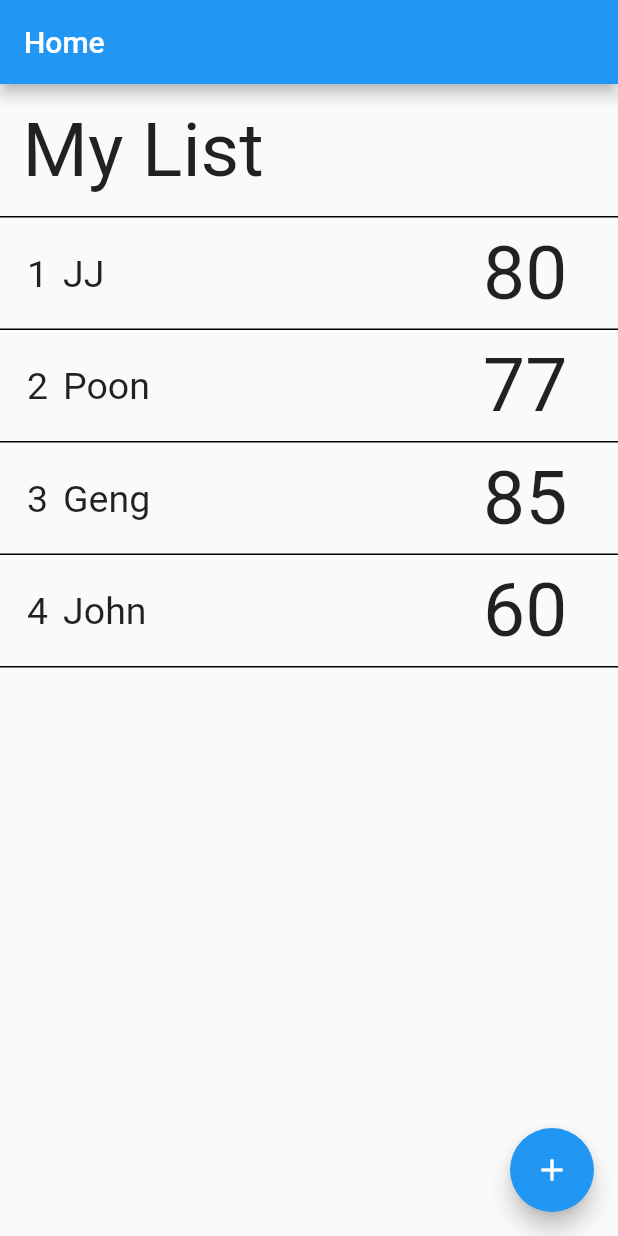
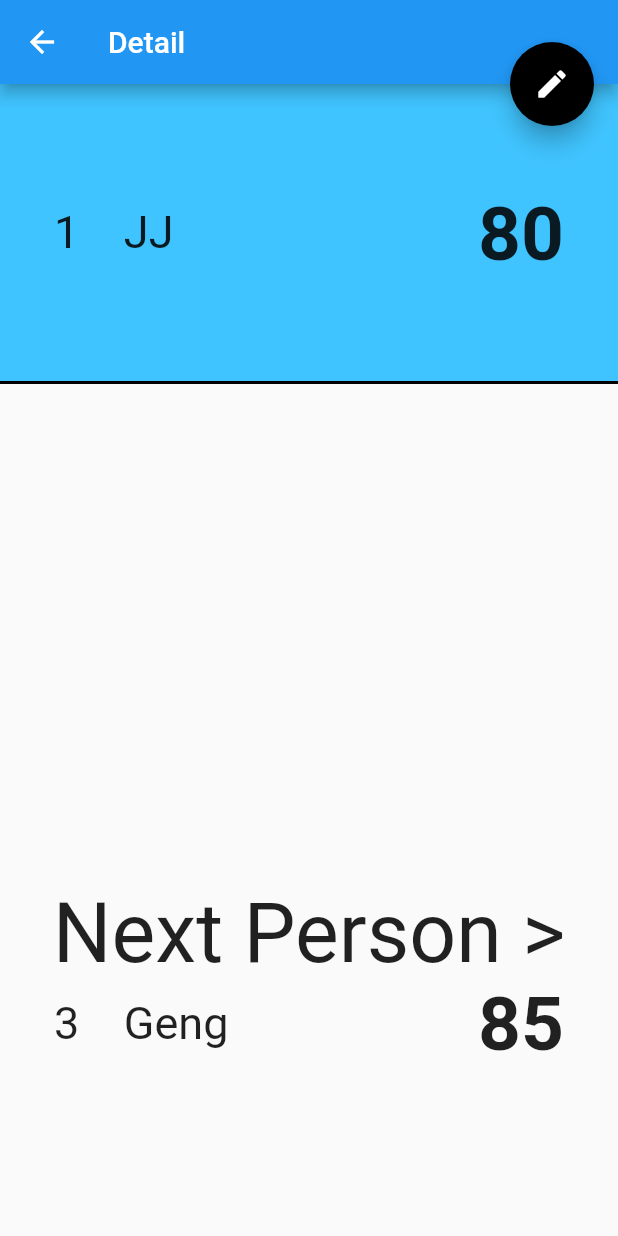
Before and after one commit to Pasitto/Flutter_Exam, a Flutter app: the screen it shows after launch, after a tap on an icon or button, on a phone screen of 412 x 824 dp. Run offline on Flutter 3.47's test engine with Material 2 defaults, Android fonts, the phone set to English and light mode, and no system bars.

Commit message:
completed detail screen

```diff
--- a/lib/config/routes.dart
+++ b/lib/config/routes.dart
@@ -1,5 +1,4 @@
 class AppRoutes{
-
   static const home = '/';
   static const detail = '/detail';
   static const edit = '/edit';
--- a/lib/data/person.dart
+++ b/lib/data/person.dart
@@ -9,5 +9,5 @@ List<Person> person = [
   Person('JJ', 80),
   Person('Poon', 77),
   Person('Geng', 85),
-  Person('John', 60)
+  Person('John', 60),
 ];
--- a/lib/main.dart
+++ b/lib/main.dart
@@ -22,7 +22,7 @@ class MyApp extends StatelessWidget {
 }
 
 Route _registerRWP(RouteSettings settings){
-  if(settings.arguments == AppRoutes.detail){
+  if(settings.name == AppRoutes.detail){
     return MaterialPageRoute(builder: (context){
         DetailParameter param = settings.arguments;
         return DetailScreen(param.person_id);
--- a/lib/screen/detail_screen.dart
+++ b/lib/screen/detail_screen.dart
@@ -1,5 +1,30 @@
 import 'package:flutter/material.dart';
+import 'package:flutter_exam/config/routes.dart';
 import 'package:flutter_exam/data/person.dart';
+
+int findNext(int cur_id){
+  int find_id, min, temp;
+  bool flag = false;
+  List<int> scoredif = [];
+  for(int i=0; i<person.length; i++){
+    temp = person[i].score - person[cur_id].score;
+    if(temp > 0){
+      min = temp;
+      flag = true;
+    }
+    scoredif.add(temp);
+  }
+  if(!flag)
+    return -1;
+
+  for(int i=0; i<person.length; i++){
+    if(min >= scoredif[i] && scoredif[i] > 0){
+      min = scoredif[i];
+      find_id = i;
+    }
+  }
+  return find_id;
+}
 
 class DetailParameter{
   final int person_id;
@@ -15,10 +40,83 @@ class DetailScreen extends StatefulWidget {
 }
 
 class _DetailScreenState extends State<DetailScreen> {
+
+  int next_id;
+  @override
+  void initState() {
+    super.initState();
+    next_id = findNext(widget.person_id);
+  }
+
   @override
   Widget build(BuildContext context) {
-    return Container(
-      child: Text(person[widget.person_id].name),
+    return Scaffold(
+      appBar: AppBar(
+        title: const Text('Detail'),
+      ),
+      body: Center(
+        child: Column(
+          children: <Widget>[
+            Container(
+              height: 200,
+              padding: EdgeInsets.all(20.0),
+              alignment: Alignment.centerLeft,
+              decoration: BoxDecoration(
+                color: Colors.lightBlueAccent,
+                border: Border(
+                  bottom: BorderSide(width: 2.0),
+                ),
+              ),
+              child: ListTile(
+                title: Text(
+                  (widget.person_id + 1).toString() + '    ' + person[widget.person_id].name,
+                  style: TextStyle(fontSize: 30.0),
+                ),
+                trailing: Text(
+                  person[widget.person_id].score.toString(),
+                  style: TextStyle(fontSize: 50.0, fontWeight: FontWeight.bold),
+                ),
+              ),
+            ),
+            Container(
+              height: MediaQuery.of(context).size.height - 350,
+              padding: EdgeInsets.all(20.0),
+              alignment: Alignment.bottomLeft,
+              child: Column(
+                mainAxisAlignment: MainAxisAlignment.end,
+                children: <Widget>[
+                  Text(
+                    'Next Person >',
+                    style: TextStyle(fontSize: 55.0),
+                  ),
+                  this.next_id != -1 ?
+                  ListTile(
+                    title: Text(
+                      (this.next_id + 1).toString() + '    ' + person[this.next_id].name,
+                      style: TextStyle(fontSize: 30.0),
+                    ),
+                    trailing: Text(
+                      person[this.next_id].score.toString(),
+                      style: TextStyle(fontSize: 50.0, fontWeight: FontWeight.bold),
+                    ),
+                    onTap: () => {Navigator.of(context).pushNamed(AppRoutes.detail, arguments: DetailParameter(this.next_id))},
+                  )
+                  : Text(
+                    "don't have a greater than score",
+                    style: TextStyle(fontSize: 25.0, color: Colors.red),
+                  ),
+                ],
+              )
+            ),
+          ]
+        ),
+      ),
+      floatingActionButton: FloatingActionButton(
+        backgroundColor: Colors.black,
+        child: Icon(Icons.edit),
+        onPressed: () => {},
+      ),
+      floatingActionButtonLocation: FloatingActionButtonLocation.endTop,
     );
   }
 }
--- a/lib/screen/home_screen.dart
+++ b/lib/screen/home_screen.dart
@@ -14,6 +14,7 @@ class HomeScreen extends StatelessWidget {
         child: Column(
           children: <Widget>[
             Container(
+              height: 150,
               padding: EdgeInsets.all(15.0),
               alignment: Alignment.centerLeft,
               decoration: UnderlineTabIndicator(borderSide: BorderSide(width: 1.0)),
@@ -23,7 +24,7 @@ class HomeScreen extends StatelessWidget {
               ),
             ),
             Container(
-              height: MediaQuery.of(context).size.height - 200,
+              height: MediaQuery.of(context).size.height - 250,
               child: _ListView(),
             ),
           ],
@@ -62,22 +63,22 @@ class _ListView extends StatelessWidget {
               alignment: Alignment.centerRight,
               child: Text(
                 (index + 1).toString(),
-                style: TextStyle(fontSize: 25.0),
+                style: TextStyle(fontSize: 30.0),
               ),
             ),
             Container(
-              width: 280,
+              width: 270,
               alignment: Alignment.centerLeft,
               child: Text(
                 data.name,
-                style: TextStyle(fontSize: 25.0),
+                style: TextStyle(fontSize: 30.0),
               ),
             ),
             Container(
               alignment: Alignment.centerRight,
               child: Text(
                 data.score.toString(),
-                style: TextStyle(fontSize: 50.0),
+                style: TextStyle(fontSize: 50.0, fontWeight: FontWeight.bold),
               ),
             ),
           ],
```
